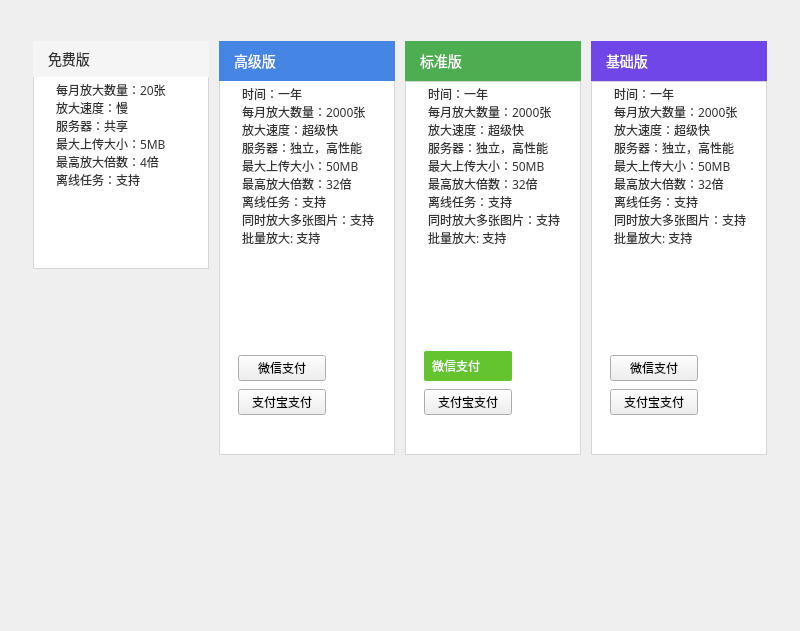
Old version of the form menberwidget.ui in the repository leihiudung/EnlargePicture.
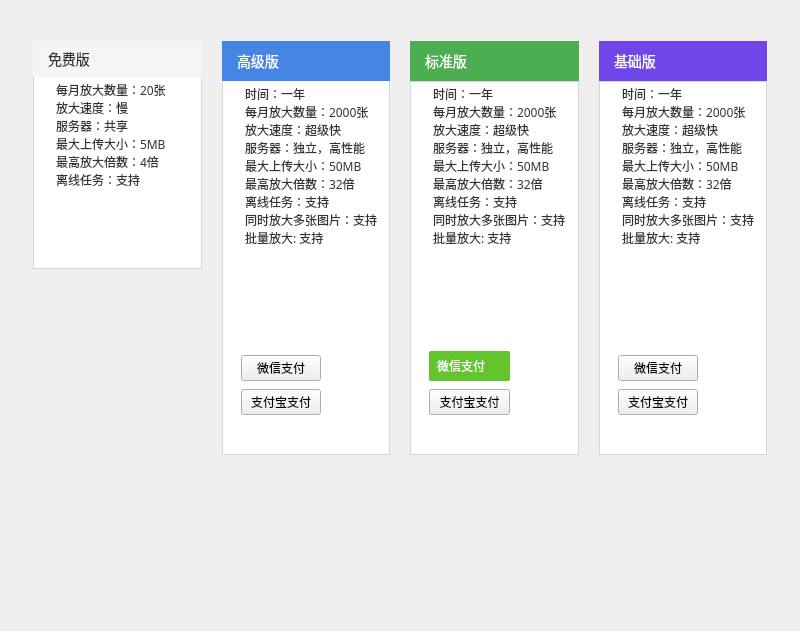
New version of the form. Icons and pictures are not drawn.

Diff of the .ui file:
```diff
--- a/menberwidget.ui
+++ b/menberwidget.ui
@@ -32,7 +32,7 @@
   </property>
   <layout class="QHBoxLayout" name="horizontalLayout" stretch="1,1,1,1">
    <property name="spacing">
-    <number>10</number>
+    <number>20</number>
    </property>
    <property name="leftMargin">
     <number>33</number>
@@ -157,6 +157,9 @@
 }
 </string>
               </property>
+              <property name="readOnly">
+               <bool>true</bool>
+              </property>
               <property name="html">
                <string>&lt;!DOCTYPE HTML PUBLIC &quot;-//W3C//DTD HTML 4.0//EN&quot; &quot;http://www.w3.org/TR/REC-html40/strict.dtd&quot;&gt;
 &lt;html&gt;&lt;head&gt;&lt;meta name=&quot;qrichtext&quot; content=&quot;1&quot; /&gt;&lt;meta charset=&quot;utf-8&quot; /&gt;&lt;style type=&quot;text/css&quot;&gt;
@@ -505,6 +508,9 @@
 border: none;
 }</string>
            </property>
+           <property name="readOnly">
+            <bool>true</bool>
+           </property>
            <property name="html">
             <string>&lt;!DOCTYPE HTML PUBLIC &quot;-//W3C//DTD HTML 4.0//EN&quot; &quot;http://www.w3.org/TR/REC-html40/strict.dtd&quot;&gt;
 &lt;html&gt;&lt;head&gt;&lt;meta name=&quot;qrichtext&quot; content=&quot;1&quot; /&gt;&lt;meta charset=&quot;utf-8&quot; /&gt;&lt;style type=&quot;text/css&quot;&gt;
@@ -715,6 +721,9 @@
 /*letter-spacing:2px;*/
 }</string>
            </property>
+           <property name="readOnly">
+            <bool>true</bool>
+           </property>
            <property name="html">
             <string>&lt;!DOCTYPE HTML PUBLIC &quot;-//W3C//DTD HTML 4.0//EN&quot; &quot;http://www.w3.org/TR/REC-html40/strict.dtd&quot;&gt;
 &lt;html&gt;&lt;head&gt;&lt;meta name=&quot;qrichtext&quot; content=&quot;1&quot; /&gt;&lt;meta charset=&quot;utf-8&quot; /&gt;&lt;style type=&quot;text/css&quot;&gt;
```
Left out of the diff: 3 changed lines with no effect on the pictures.
